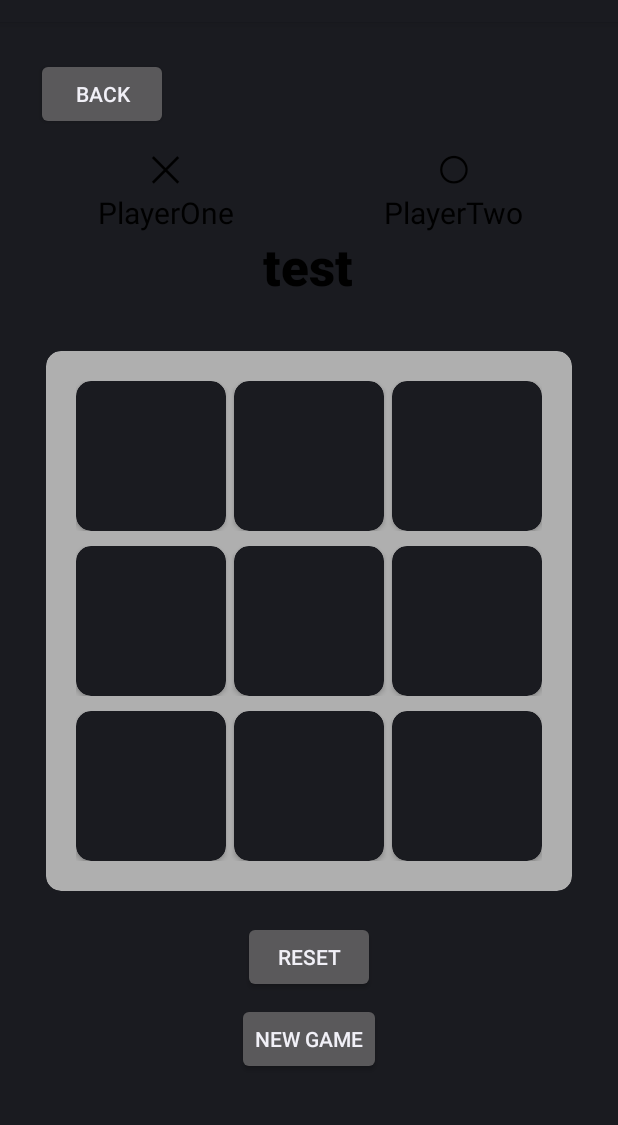
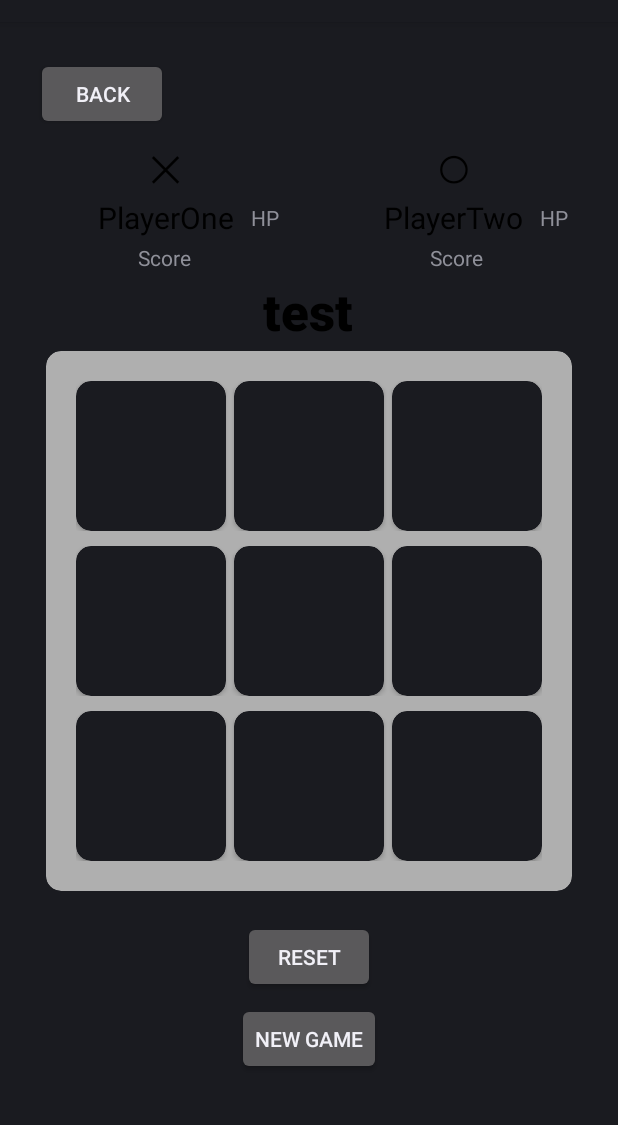
Before and after one commit to DrKibou/TicTacBoom, an Android app: the layout activity_vs_player.xml on its own in the app's theme, with its tools: preview values and no code run, on a phone screen of 412 x 824 dp, the part 62-1187 px from its top. Run offline under Robolectric (Android 15) with nearby library versions, the phone set to English and light mode, and no system bars.

Commit message:
added Player life, icons and minor design changes

```diff
--- a/app/src/main/res/layout/activity_vs_player.xml
+++ b/app/src/main/res/layout/activity_vs_player.xml
@@ -2,6 +2,7 @@
 <androidx.constraintlayout.widget.ConstraintLayout xmlns:android="http://schemas.android.com/apk/res/android"
     xmlns:app="http://schemas.android.com/apk/res-auto"
     xmlns:tools="http://schemas.android.com/tools"
+    android:id="@+id/p1HP"
     android:layout_width="match_parent"
     android:layout_height="match_parent"
     tools:context=".VsPlayer.VsPlayer">
@@ -11,6 +12,7 @@
         android:id="@+id/txtOne"
         android:layout_width="wrap_content"
         android:layout_height="wrap_content"
+        android:padding="3dp"
         android:text="PlayerOne"
         android:textColor="#000000"
         android:textSize="20sp"
@@ -22,6 +24,7 @@
         android:id="@+id/txtTwo"
         android:layout_width="wrap_content"
         android:layout_height="wrap_content"
+        android:padding="3dp"
         android:text="PlayerTwo"
         android:textColor="#000000"
         android:textSize="20sp"
@@ -35,17 +38,16 @@
         android:id="@+id/txtWinner"
         android:layout_width="wrap_content"
         android:layout_height="wrap_content"
+        android:layout_marginTop="170dp"
         android:fontFamily="sans-serif-black"
         android:text="test"
         android:textColor="#000000"
         android:textSize="34sp"
         android:textStyle="bold"
-        app:layout_constraintBottom_toTopOf="@+id/cardView"
         app:layout_constraintEnd_toEndOf="parent"
         app:layout_constraintHorizontal_bias="0.498"
         app:layout_constraintStart_toStartOf="parent"
-        app:layout_constraintTop_toTopOf="parent"
-        app:layout_constraintVertical_bias="0.805" />
+        app:layout_constraintTop_toTopOf="parent" />
 
     <Button
         android:id="@+id/btnBack"
@@ -62,9 +64,9 @@
         android:layout_width="wrap_content"
         android:layout_height="wrap_content"
         android:layout_marginStart="32dp"
-        android:layout_marginTop="200dp"
+        android:layout_marginTop="210dp"
         android:layout_marginEnd="32dp"
-        android:layout_marginBottom="170dp"
+        android:layout_marginBottom="180dp"
         app:cardBackgroundColor="#AFAFAF"
         app:cardCornerRadius="10dp"
         app:contentPadding="10dp"
@@ -260,24 +262,20 @@
         android:layout_width="wrap_content"
         android:layout_height="wrap_content"
         android:text="Score"
-        app:layout_constraintBottom_toTopOf="@+id/txtWinner"
         app:layout_constraintEnd_toEndOf="@+id/txtOne"
         app:layout_constraintHorizontal_bias="0.484"
         app:layout_constraintStart_toStartOf="@+id/txtOne"
-        app:layout_constraintTop_toBottomOf="@+id/txtOne"
-        app:layout_constraintVertical_bias="0.25" />
+        app:layout_constraintTop_toBottomOf="@+id/txtOne" />
 
     <TextView
         android:id="@+id/score2"
         android:layout_width="wrap_content"
         android:layout_height="wrap_content"
         android:text="Score"
-        app:layout_constraintBottom_toTopOf="@+id/txtWinner"
         app:layout_constraintEnd_toEndOf="@+id/txtTwo"
         app:layout_constraintHorizontal_bias="0.527"
         app:layout_constraintStart_toStartOf="@+id/txtTwo"
-        app:layout_constraintTop_toBottomOf="@+id/txtTwo"
-        app:layout_constraintVertical_bias="0.25" />
+        app:layout_constraintTop_toBottomOf="@+id/txtTwo" />
 
     <Button
         android:id="@+id/btnNewGame"
@@ -291,4 +289,24 @@
         app:layout_constraintTop_toBottomOf="@+id/btnReset"
         app:layout_constraintVertical_bias="0.095" />
 
+    <TextView
+        android:id="@+id/p1Life"
+        android:layout_width="wrap_content"
+        android:layout_height="wrap_content"
+        android:layout_marginStart="8dp"
+        android:text="HP"
+        app:layout_constraintBottom_toBottomOf="@+id/txtOne"
+        app:layout_constraintStart_toEndOf="@+id/txtOne"
+        app:layout_constraintTop_toTopOf="@+id/txtOne" />
+
+    <TextView
+        android:id="@+id/p2Life"
+        android:layout_width="wrap_content"
+        android:layout_height="wrap_content"
+        android:layout_marginStart="8dp"
+        android:text="HP"
+        app:layout_constraintBottom_toBottomOf="@+id/txtTwo"
+        app:layout_constraintStart_toEndOf="@+id/txtTwo"
+        app:layout_constraintTop_toTopOf="@+id/txtTwo" />
+
 </androidx.constraintlayout.widget.ConstraintLayout>
```
Also changed, not shown: app/src/main/java/com/example/tictactoe/VsPlayer/Player.java (added, +14 -0 lines), app/src/main/java/com/example/tictactoe/VsPlayer/VsPlayer.java (+102 -27 lines), app/src/main/res/drawable/bomb.png (added), app/src/main/res/drawable/empty.png (added), app/src/main/res/drawable/o_colored.png (added), app/src/main/res/drawable/x_colored.png (added).
